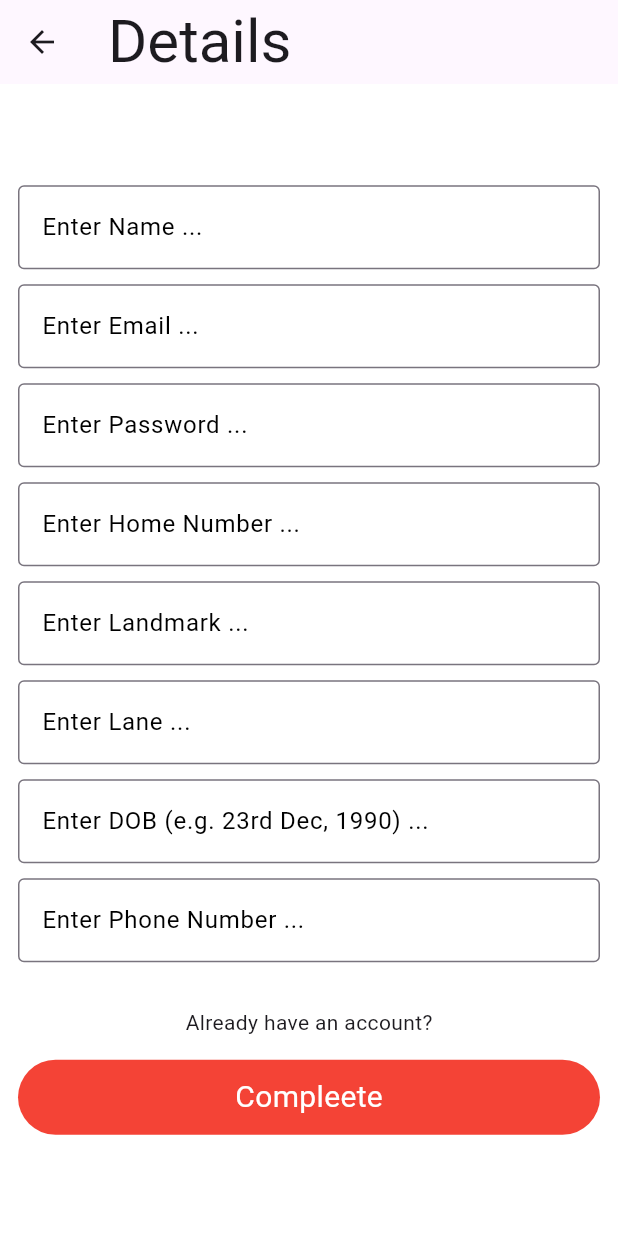
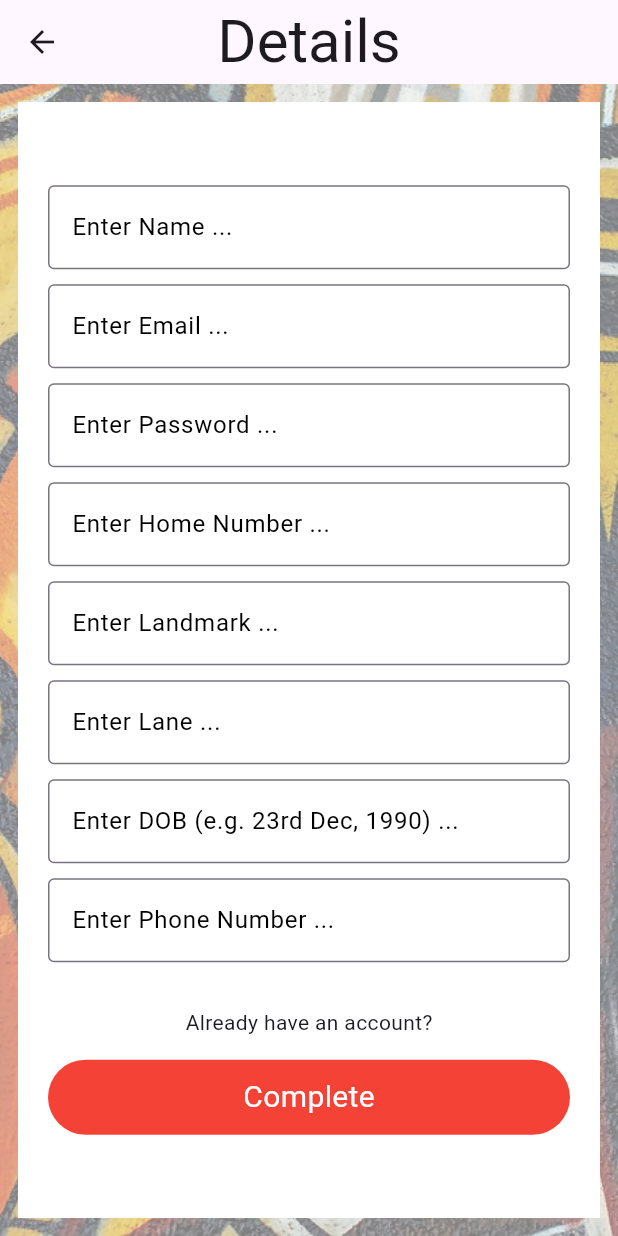
Before and after one commit to Parakkrama24/ar_funitur_mb, a Flutter app: the OtherDetails screen opened by its route, on a phone screen of 412 x 824 dp. Run offline on Flutter 3.47's test engine with Material 3 defaults, Android fonts, the phone set to English and light mode, and no system bars; our stand-ins replace cloud_firestore, firebase_auth, firebase_core, fluttertoast; accounts and stored records are empty.

Commit message:
correct register to other

```diff
--- a/lib/screens/authentcation/otherDetails.dart
+++ b/lib/screens/authentcation/otherDetails.dart
@@ -75,18 +75,40 @@ class _RegisterState extends State<OtherDetails> {
           "Details",
           style: TextStyle(fontSize: 40),
         ),
+        centerTitle: true,
       ),
-      body: Padding(
+      body: Stack(
+        children: [
+          // Background Image
+          Container(
+            decoration: const BoxDecoration(
+              image: DecorationImage(
+                image: AssetImage(
+                  'assets/images/wallArt.jpg', // Replace with your image path
+                ),
+                fit: BoxFit.cover,
+              ),
+            ),
+          ),
+          // Semi-transparent overlay
+          Container(
+            color: Colors.white.withOpacity(0.5),
+          ),
+          // Main content
+          Padding(
             padding: const EdgeInsets.all(12.0),
             child: Container(
               height: double.infinity,
               color: Colors.white,
+              child: Padding(
+                padding: const EdgeInsets.all(20.0),
                 child: Column(
                   mainAxisAlignment: MainAxisAlignment.center,
                   children: [
                     TextField(
                       controller: nameController,
-                decoration: apptextDecoration.main(hinttext_: "Enter Name ..."),
+                      decoration:
+                          apptextDecoration.main(hinttext_: "Enter Name ..."),
                     ),
                     const SizedBox(height: 10),
                     TextField(
@@ -98,25 +120,26 @@ class _RegisterState extends State<OtherDetails> {
                     TextField(
                       obscureText: true,
                       controller: passwordController,
-                decoration:
-                    apptextDecoration.main(hinttext_: "Enter Password ..."),
+                      decoration: apptextDecoration.main(
+                          hinttext_: "Enter Password ..."),
                     ),
                     const SizedBox(height: 10),
                     TextField(
                       controller: homeNumberController,
-                decoration:
-                    apptextDecoration.main(hinttext_: "Enter Home Number ..."),
+                      decoration: apptextDecoration.main(
+                          hinttext_: "Enter Home Number ..."),
                     ),
                     const SizedBox(height: 10),
                     TextField(
                       controller: landmarkController,
-                decoration:
-                    apptextDecoration.main(hinttext_: "Enter Landmark ..."),
+                      decoration: apptextDecoration.main(
+                          hinttext_: "Enter Landmark ..."),
                     ),
                     const SizedBox(height: 10),
                     TextField(
                       controller: laneController,
-                decoration: apptextDecoration.main(hinttext_: "Enter Lane ..."),
+                      decoration:
+                          apptextDecoration.main(hinttext_: "Enter Lane ..."),
                     ),
                     const SizedBox(height: 10),
                     TextField(
@@ -127,8 +150,8 @@ class _RegisterState extends State<OtherDetails> {
                     const SizedBox(height: 10),
                     TextField(
                       controller: phoneController,
-                decoration:
-                    apptextDecoration.main(hinttext_: "Enter Phone Number ..."),
+                      decoration: apptextDecoration.main(
+                          hinttext_: "Enter Phone Number ..."),
                     ),
                     const SizedBox(height: 15),
                     if (errorMessage != null)
@@ -150,11 +173,13 @@ class _RegisterState extends State<OtherDetails> {
                         decoration: buttonDecoration.main(color_: Colors.red),
                         child: isLoading
                             ? const Center(
-                          child: CircularProgressIndicator(color: Colors.white))
+                                child: CircularProgressIndicator(
+                                    color: Colors.white))
                             : const Center(
                                 child: Text(
-                            "Compleete",
-                            style: TextStyle(fontSize: 20, color: Colors.white),
+                                  "Complete",
+                                  style: TextStyle(
+                                      fontSize: 20, color: Colors.white),
                                 ),
                               ),
                       ),
@@ -163,6 +188,9 @@ class _RegisterState extends State<OtherDetails> {
                 ),
               ),
             ),
+          ),
+        ],
+      ),
     );
   }
 }
```
Also changed, not shown: lib/screens/BillingPage.dart (+24 -6 lines), pubspec.lock. Lines whose indentation alone changed are shown as unchanged.
